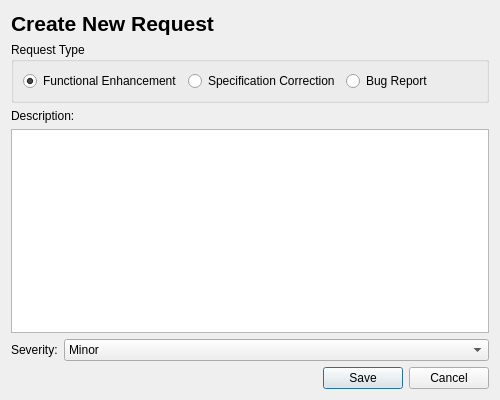
Before: the Qt Designer form gui/raise_request_dialog.ui in mariolewis/asdf_factory, drawn with Qt 5.
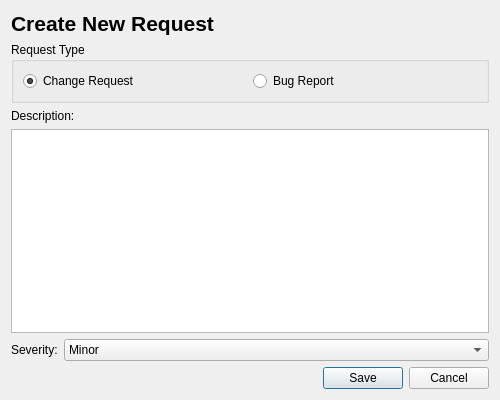
After: the same form once the commit is applied.

Commit message: fix(cr): Remove unimplemented spec correction workflow

```diff
--- a/gui/raise_request_dialog.ui
+++ b/gui/raise_request_dialog.ui
@@ -36,20 +36,13 @@
       <item>
        <widget class="QRadioButton" name="crRadioButton">
         <property name="text">
-         <string>Functional Enhancement</string>
+         <string>Change Request</string>
         </property>
         <property name="checked">
          <bool>true</bool>
         </property>
        </widget>
       </item>
-      <item>
-       <widget class="QRadioButton" name="specRadioButton">
-        <property name="text">
-         <string>Specification Correction</string>
-        </property>
-       </widget>
-      </item>
       <item>
        <widget class="QRadioButton" name="bugRadioButton">
         <property name="text">
```
The commit also changes 4 other files.
